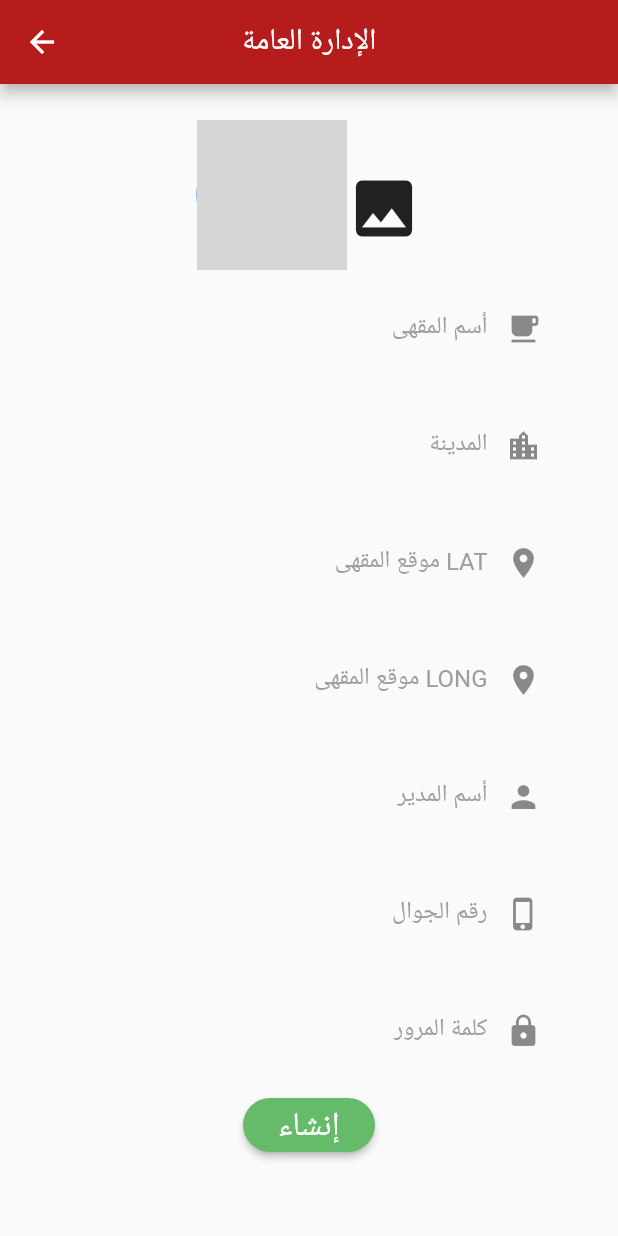
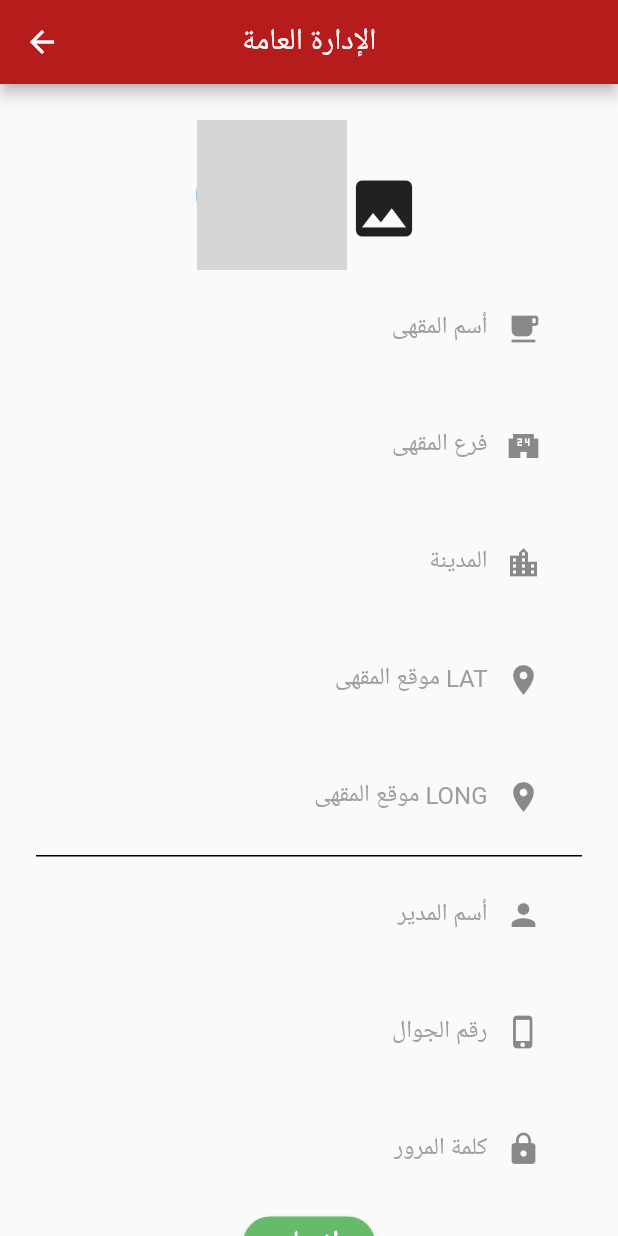
Before and after one commit to YousefAlyouswf/cafeManager, a Flutter app: the AddCafe screen opened directly, on a phone screen of 412 x 824 dp. Run offline on Flutter 3.47's test engine with Material 2 defaults, Android fonts, the phone set to English and light mode, and no system bars; our stand-ins replace cloud_firestore, firebase_messaging, firebase_storage, image_picker, shared_preferences; accounts and stored records are empty; network calls fail; Roboto replaces fonts that are missing (topaz); grey boxes are pictures that could not be loaded.

Commit message:
Added cafe branch

```diff
--- a/lib/main_screen/manager_services/add_cafe.dart
+++ b/lib/main_screen/manager_services/add_cafe.dart
@@ -20,6 +20,7 @@ class _AddCafeState extends State<AddCafe> {
   String managerName;
   String password;
   String phone;
+  String branch;
 
   final CollectionReference collectionReference =
       Firestore.instance.collection('cafes');
@@ -36,12 +37,14 @@ class _AddCafeState extends State<AddCafe> {
       'reviewcount': '1',
       'lat': lat,
       'long': long,
-      'city': city
+      'city': city,
+      'branch': branch,
     });
   }
 
   Future addManager(
       String name, String managerName, String password, String phone) async {
+
     await collectionReferenceAddManager.document().setData({
       'cafe': name,
       'name': managerName,
@@ -164,6 +167,25 @@ class _AddCafeState extends State<AddCafe> {
                   child: TextFormField(
                     onChanged: (val) {
                       setState(() {
+                        branch = val;
+                      });
+                    },
+                    keyboardType: TextInputType.text,
+                    textAlign: TextAlign.end,
+                    decoration: InputDecoration(
+                      border: InputBorder.none,
+                      hintText: 'فرع المقهى',
+                      suffixIcon: Icon(Icons.local_convenience_store),
+                      hintStyle:
+                          TextStyle(color: Colors.grey, fontFamily: 'topaz'),
+                    ),
+                  ),
+                ),
+                Padding(
+                  padding: const EdgeInsets.all(15.0),
+                  child: TextFormField(
+                    onChanged: (val) {
+                      setState(() {
                         city = val;
                       });
                     },
@@ -215,6 +237,10 @@ class _AddCafeState extends State<AddCafe> {
                           TextStyle(color: Colors.grey, fontFamily: 'topaz'),
                     ),
                   ),
+                ),
+                Container(
+                  color: Colors.black,
+                  height: 1,
                 ),
                 Padding(
                   padding: const EdgeInsets.all(15.0),
--- a/pubspec.yaml
+++ b/pubspec.yaml
@@ -11,7 +11,7 @@ description: A new Flutter project.
 # In iOS, build-name is used as CFBundleShortVersionString while build-number used as CFBundleVersion.
 # Read more about iOS versioning at
 # https://developer.apple.com/library/archive/documentation/General/Reference/InfoPlistKeyReference/Articles/CoreFoundationKeys.html
-version: 1.0.0+5
+version: 1.0.0+6
 
 environment:
   sdk: ">=2.1.0 <3.0.0"
```
